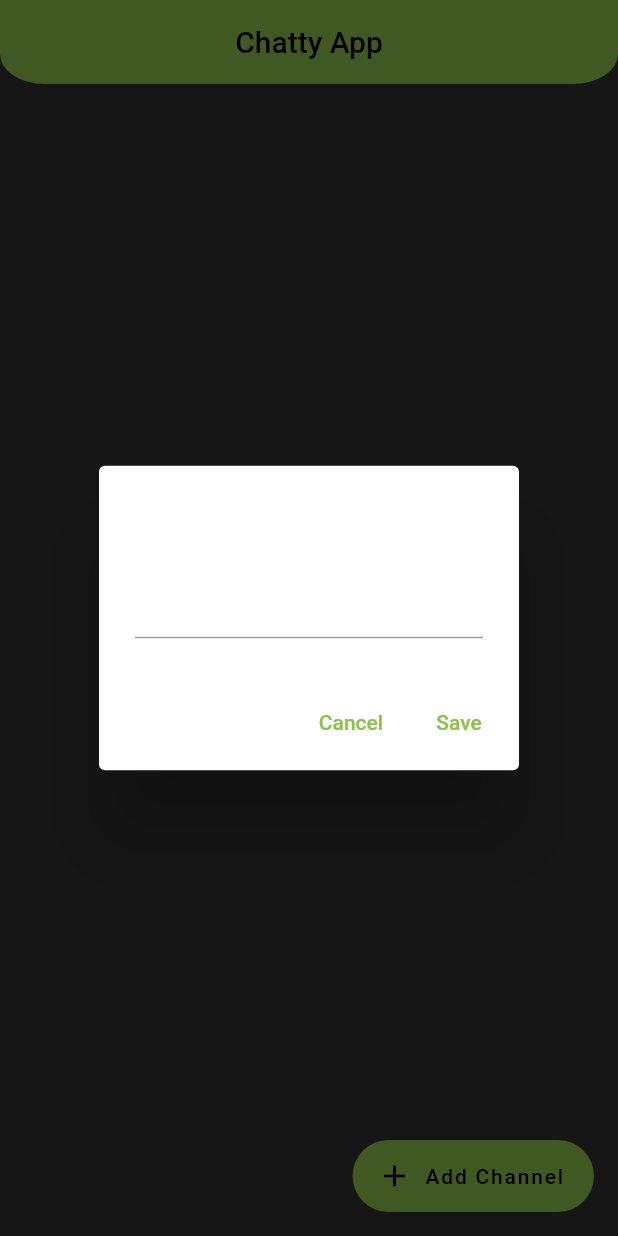
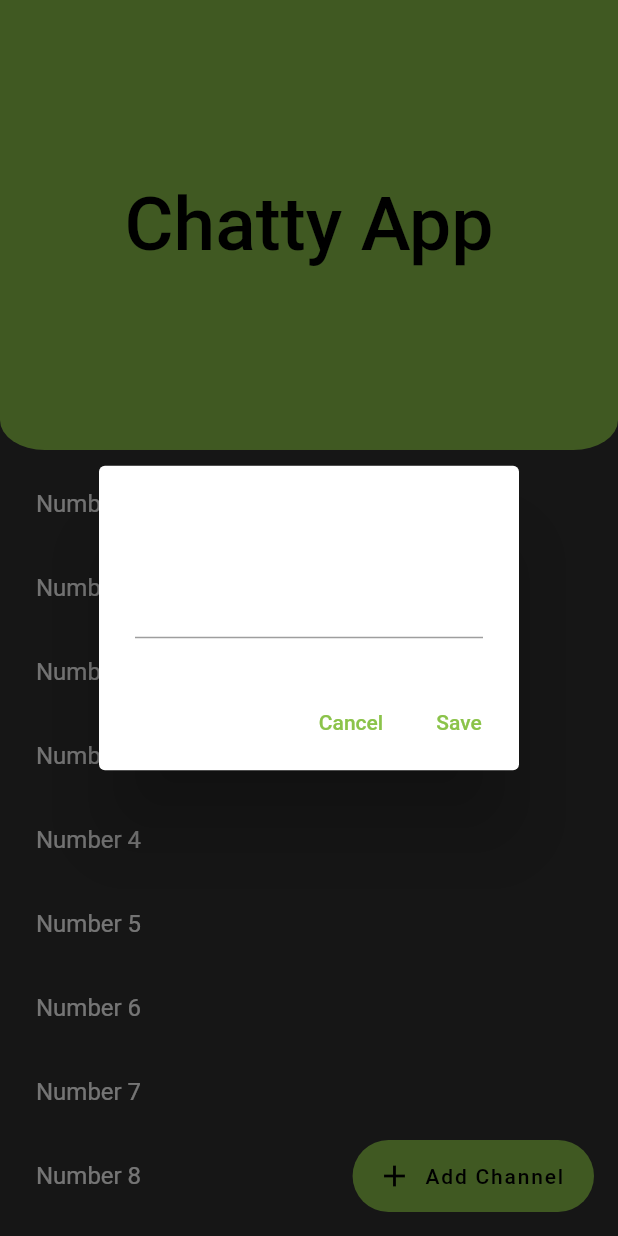
Before and after one commit to zeroax1s/chat_app, a Flutter app: the screen it shows after launch, after a tap on "Add Channel", on a phone screen of 412 x 824 dp. Run offline on Flutter 3.47's test engine with Material 2 defaults, Android fonts, the phone set to English and light mode, and no system bars.

Commit message:
Changed appbar to scroll away
Made appbar work similarly to the titles on modern samsung UIs in order to make the app more one hand usable for phone

```diff
--- a/lib/main.dart
+++ b/lib/main.dart
@@ -1,7 +1,5 @@
 import 'package:flutter/material.dart';
 import 'widgets/alertDialogue.dart';
-import 'package:flutter/material.dart';
-import 'package:curved_navigation_bar/curved_navigation_bar.dart';
 
 void main() {
   runApp(const MyApp());
@@ -22,15 +20,52 @@ class MyApp extends StatelessWidget {
   }
 }
 
-class HomePage extends StatelessWidget {
+class HomePage extends StatefulWidget {
   HomePage({Key? key}) : super(key: key);
+
+  @override
+  _HomePageState createState() => _HomePageState();
+}
+
+class _HomePageState extends State<HomePage> with WidgetsBindingObserver {
+  late ScrollController _scrollController;
+  double _toolbarHeight = 300.0;
+
+  @override
+  void initState() {
+    super.initState();
+    _scrollController = ScrollController();
+    _scrollController.addListener(_handleScroll);
+    WidgetsBinding.instance.addObserver(this);
+  }
+
+  @override
+  void dispose() {
+    _scrollController.removeListener(_handleScroll);
+    _scrollController.dispose();
+    WidgetsBinding.instance.removeObserver(this);
+    super.dispose();
+  }
+
+  void _handleScroll() {
+    setState(() {
+      final offset = _scrollController.offset;
+      _toolbarHeight = offset <= 20.0 ? 300.0 : 300.0 - offset;
+      _toolbarHeight = _toolbarHeight.clamp(
+          1.0, 300.0); // Clamp the value within a valid range
+    });
+  }
 
   @override
   Widget build(BuildContext context) {
     return Scaffold(
       appBar: AppBar(
+        toolbarHeight: _toolbarHeight,
         centerTitle: true,
-        title: Text("Chatty App"),
+        title: const Text(
+          "Chatty App",
+          style: TextStyle(fontSize: 50),
+        ),
         shape: const RoundedRectangleBorder(
           borderRadius: BorderRadius.vertical(
             bottom: Radius.elliptical(30, 20),
@@ -38,16 +73,22 @@ class HomePage extends StatelessWidget {
         ),
         elevation: 0,
       ),
-      body: ListView(
+      body: ListView.builder(
+        controller: _scrollController,
         padding: const EdgeInsets.all(8),
-        children: <Widget>[],
+        itemCount: 100,
+        itemBuilder: (context, index) {
+          return ListTile(
+            title: Text('Number $index'),
+          );
+        },
       ),
       floatingActionButton: FloatingActionButton.extended(
         onPressed: () {
           showAlertDialog(context);
         },
-        label: Text("Add Channel"),
-        icon: Icon(Icons.add),
+        label: const Text("Add Channel"),
+        icon: const Icon(Icons.add),
         elevation: 0,
       ),
     );
```
